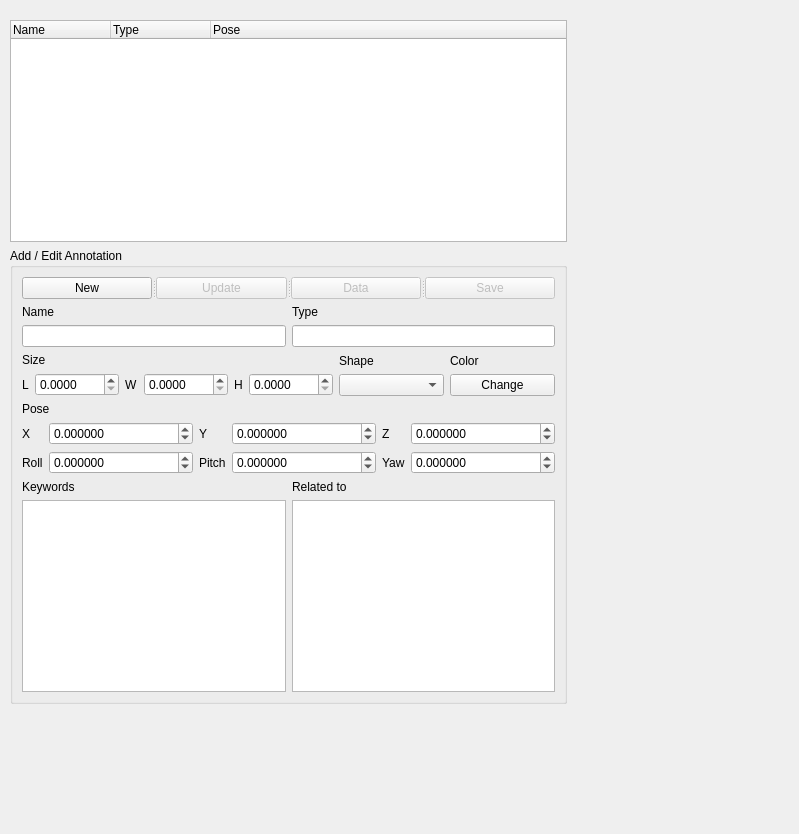
corot/world_canvas, file world_canvas_editor/src/ui/editor_panel.ui: the form before one commit.
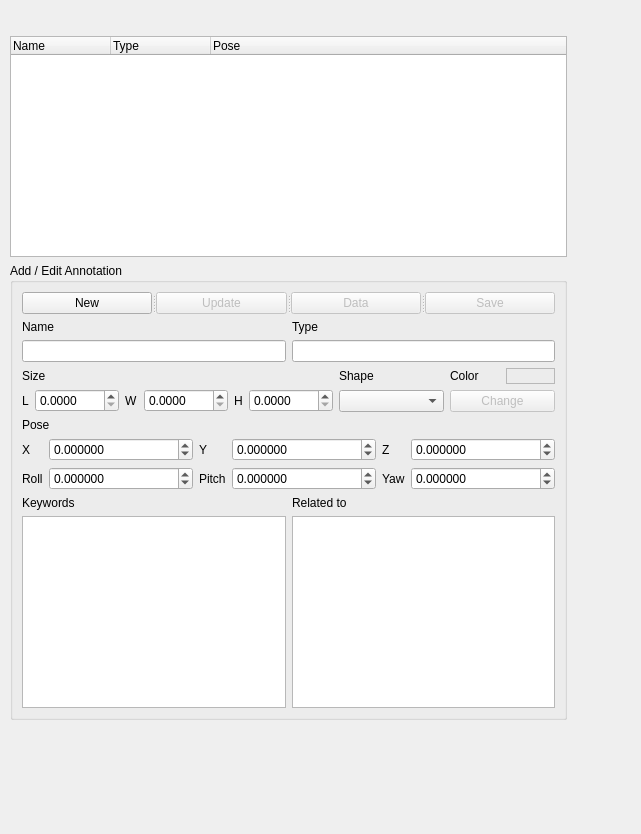
The form after the commit.

The edit to the form file:
```diff
--- a/world_canvas_editor/src/ui/editor_panel.ui
+++ b/world_canvas_editor/src/ui/editor_panel.ui
@@ -6,7 +6,7 @@
    <rect>
     <x>0</x>
     <y>0</y>
-    <width>799</width>
+    <width>641</width>
     <height>834</height>
    </rect>
   </property>
@@ -17,7 +17,7 @@
    <property name="geometry">
     <rect>
      <x>10</x>
-     <y>20</y>
+     <y>36</y>
      <width>557</width>
      <height>684</height>
     </rect>
@@ -143,7 +143,11 @@
             </widget>
            </item>
            <item>
-            <widget class="QLineEdit" name="typeLineEdit"/>
+            <widget class="QLineEdit" name="typeLineEdit">
+             <property name="readOnly">
+              <bool>true</bool>
+             </property>
+            </widget>
            </item>
           </layout>
          </item>
@@ -241,18 +245,37 @@
           </layout>
          </item>
          <item>
-          <layout class="QVBoxLayout" name="verticalLayout_9">
-           <item>
+          <layout class="QGridLayout" name="gridLayout_2">
+           <item row="1" column="0" colspan="2">
+            <widget class="QPushButton" name="pickColorButton">
+             <property name="enabled">
+              <bool>false</bool>
+             </property>
+             <property name="baseSize">
+              <size>
+               <width>0</width>
+               <height>0</height>
+              </size>
+             </property>
+             <property name="text">
+              <string>Change</string>
+             </property>
+            </widget>
+           </item>
+           <item row="0" column="0">
             <widget class="QLabel" name="label_17">
              <property name="text">
               <string>Color</string>
              </property>
             </widget>
            </item>
-           <item>
-            <widget class="QPushButton" name="colorPushButton">
+           <item row="0" column="1">
+            <widget class="QLabel" name="colorLabel">
+             <property name="frameShape">
+              <enum>QFrame::StyledPanel</enum>
+             </property>
              <property name="text">
-              <string>Change</string>
+              <string/>
              </property>
             </widget>
            </item>
```
Left out of the diff: 4 changed lines with no effect on the pictures.
